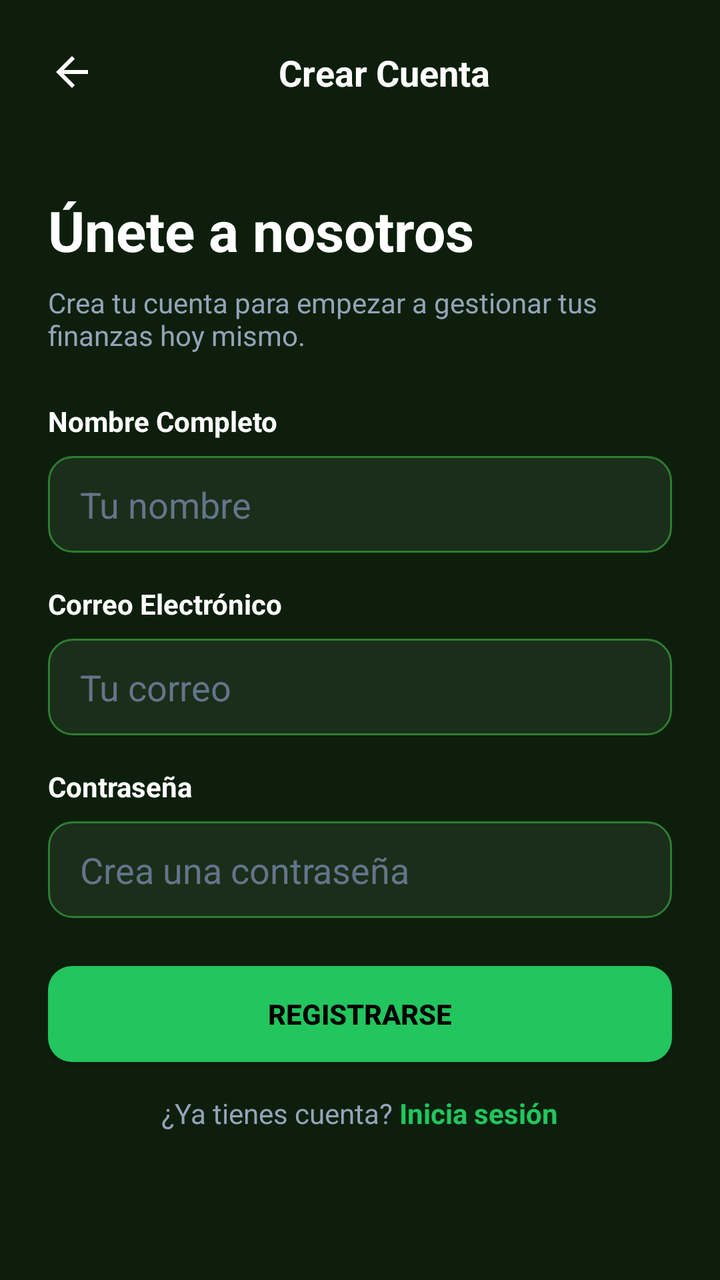
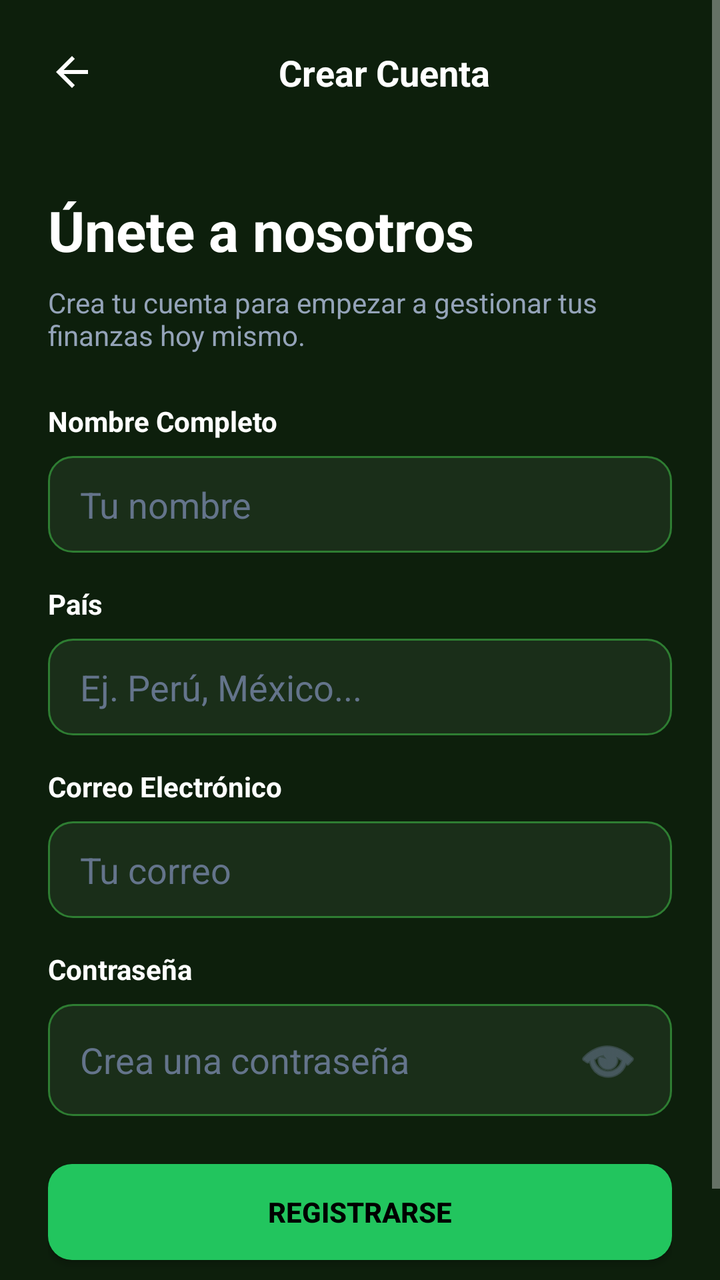

An Android layout rendered at two revisions. The XML below is the earlier revision; the diff shows what the commit changed to produce the second picture.
<!-- AndroidManifest.xml: activity theme Theme.AppCompat.NoActionBar -->
<!-- res/layout/activity_register.xml -->
<?xml version="1.0" encoding="utf-8"?>

<ScrollView xmlns:android="http://schemas.android.com/apk/res/android"
    xmlns:app="http://schemas.android.com/apk/res-auto"
    xmlns:tools="http://schemas.android.com/tools"
    android:layout_width="match_parent"
    android:layout_height="match_parent"
    android:background="@color/bg_dark"
    android:fillViewport="true">

    <LinearLayout
        android:layout_width="match_parent"
        android:layout_height="wrap_content"
        android:orientation="vertical"
        android:padding="24dp">

        
        <LinearLayout
            android:layout_width="match_parent"
            android:layout_height="wrap_content"
            android:gravity="center_vertical"
            android:orientation="horizontal"
            android:paddingBottom="24dp">

            <ImageView
                android:id="@+id/imgAtras"
                android:layout_width="24dp"
                android:layout_height="24dp"
                android:src="@drawable/ic_arrow_back_24"
                app:tint="@color/white"
                tools:ignore="ContentDescription"
                android:clickable="true"
                android:focusable="true"/>

            <TextView
                android:layout_width="match_parent"
                android:layout_height="wrap_content"
                android:gravity="center"
                android:text="Crear Cuenta"
                android:textColor="@color/white"
                android:textSize="18sp"
                android:textStyle="bold" />
        </LinearLayout>

        <TextView
            android:layout_width="wrap_content"
            android:layout_height="wrap_content"
            android:layout_marginTop="24dp"
            android:text="Únete a nosotros"
            android:textColor="@color/white"
            android:textSize="28sp"
            android:textStyle="bold" />

        <TextView
            android:layout_width="wrap_content"
            android:layout_height="wrap_content"
            android:layout_marginTop="8dp"
            android:layout_marginBottom="24dp"
            android:text="Crea tu cuenta para empezar a gestionar tus finanzas hoy mismo."
            android:textColor="#94A3B8"
            android:textSize="14sp" />

        <TextView
            android:layout_width="wrap_content"
            android:layout_height="wrap_content"
            android:layout_marginBottom="8dp"
            android:text="Nombre Completo"
            android:textColor="@color/white"
            android:textStyle="bold" />

        <EditText
            android:id="@+id/edtNombre"
            android:layout_width="match_parent"
            android:layout_height="wrap_content"
            android:layout_marginBottom="16dp"
            android:background="@drawable/rounded_edittext"
            android:hint="Tu nombre"
            android:inputType="textPersonName"
            android:textColor="@color/white"
            android:textColorHint="#64748B" />

        <TextView
            android:layout_width="wrap_content"
            android:layout_height="wrap_content"
            android:layout_marginBottom="8dp"
            android:text="Correo Electrónico"
            android:textColor="@color/white"
            android:textStyle="bold" />

        <EditText
            android:id="@+id/edtCorreoReg"
            android:layout_width="match_parent"
            android:layout_height="wrap_content"
            android:layout_marginBottom="16dp"
            android:background="@drawable/rounded_edittext"
            android:hint="Tu correo"
            android:inputType="textEmailAddress"
            android:textColor="@color/white"
            android:textColorHint="#64748B" />

        <TextView
            android:layout_width="wrap_content"
            android:layout_height="wrap_content"
            android:layout_marginBottom="8dp"
            android:text="Contraseña"
            android:textColor="@color/white"
            android:textStyle="bold" />

        <EditText
            android:id="@+id/edtClaveReg"
            android:layout_width="match_parent"
            android:layout_height="wrap_content"
            android:background="@drawable/rounded_edittext"
            android:hint="Crea una contraseña"
            android:inputType="textPassword"
            android:layout_marginBottom="24dp"
            android:textColor="@color/white"
            android:textColorHint="#64748B" />

        <Button
            android:id="@+id/btnRegistrar"
            android:layout_width="match_parent"
            android:layout_height="wrap_content"
            android:background="@drawable/btn_primary"
            android:text="Registrarse"
            android:textColor="@color/black"
            android:textStyle="bold"
            app:backgroundTint="@null" />
            
        <LinearLayout
            android:layout_width="match_parent"
            android:layout_height="wrap_content"
            android:orientation="horizontal"
            android:gravity="center"
            android:layout_marginTop="16dp">
            
            <TextView
                android:layout_width="wrap_content"
                android:layout_height="wrap_content"
                android:text="¿Ya tienes cuenta? "
                android:textColor="#94A3B8"/>
            
            <TextView
                android:id="@+id/txtLogin"
                android:layout_width="wrap_content"
                android:layout_height="wrap_content"
                android:text="Inicia sesión"
                android:textColor="@color/green_accent"
                android:textStyle="bold"/>
        </LinearLayout>

    </LinearLayout>
</ScrollView>
<!-- resources referenced by this layout -->
<resources>
  <color name="bg_dark">#0D1F0C</color>
  <color name="black">#FF000000</color>
  <color name="green_accent">#22C55E</color>
  <color name="white">#FFFFFFFF</color>
  <!-- drawable btn_primary (drawable) -->
  <?xml version="1.0" encoding="utf-8"?>
  
  <shape xmlns:android="http://schemas.android.com/apk/res/android">
      <solid android:color="#22C55E" /> 
      <corners android:radius="12dp" />
  </shape>
  <!-- drawable ic_arrow_back_24 (drawable) -->
  <vector xmlns:android="http://schemas.android.com/apk/res/android"
      android:width="24dp"
      android:height="24dp"
      android:viewportWidth="24.0"
      android:viewportHeight="24.0">
      <path
          android:fillColor="#FFFFFFFF"
          android:pathData="M20,11H7.83l5.59,-5.59L12,4l-8,8 8,8 1.41,-1.41L7.83,13H20v-2z"/>
  </vector>
  <!-- drawable rounded_edittext (drawable) -->
  <?xml version="1.0" encoding="utf-8"?>
  
  <shape xmlns:android="http://schemas.android.com/apk/res/android">
      <solid android:color="#1A2E19" /> 
      <corners android:radius="12dp" />
      <stroke
          android:width="1dp"
          android:color="#2E7D32" /> 
      <padding
          android:left="16dp"
          android:top="12dp"
          android:right="16dp"
          android:bottom="12dp" />
  </shape>
</resources>

<!-- the commit's change to res/layout/activity_register.xml (unified diff, before → after) -->
@@ -83,6 +83,25 @@
             android:layout_width="wrap_content"
             android:layout_height="wrap_content"
             android:layout_marginBottom="8dp"
+            android:text="País"
+            android:textColor="@color/white"
+            android:textStyle="bold" />
+
+        <EditText
+            android:id="@+id/edtPais"
+            android:layout_width="match_parent"
+            android:layout_height="wrap_content"
+            android:layout_marginBottom="16dp"
+            android:background="@drawable/rounded_edittext"
+            android:hint="Ej. Perú, México..."
+            android:inputType="text"
+            android:textColor="@color/white"
+            android:textColorHint="#64748B" />
+
+        <TextView
+            android:layout_width="wrap_content"
+            android:layout_height="wrap_content"
+            android:layout_marginBottom="8dp"
             android:text="Correo Electrónico"
             android:textColor="@color/white"
             android:textStyle="bold" />
@@ -115,7 +134,9 @@
             android:inputType="textPassword"
             android:layout_marginBottom="24dp"
             android:textColor="@color/white"
-            android:textColorHint="#64748B" />
+            android:textColorHint="#64748B"
+            android:drawableEnd="@android:drawable/ic_menu_view"
+            android:drawableTint="#64748B" />
 
         <Button
             android:id="@+id/btnRegistrar"
